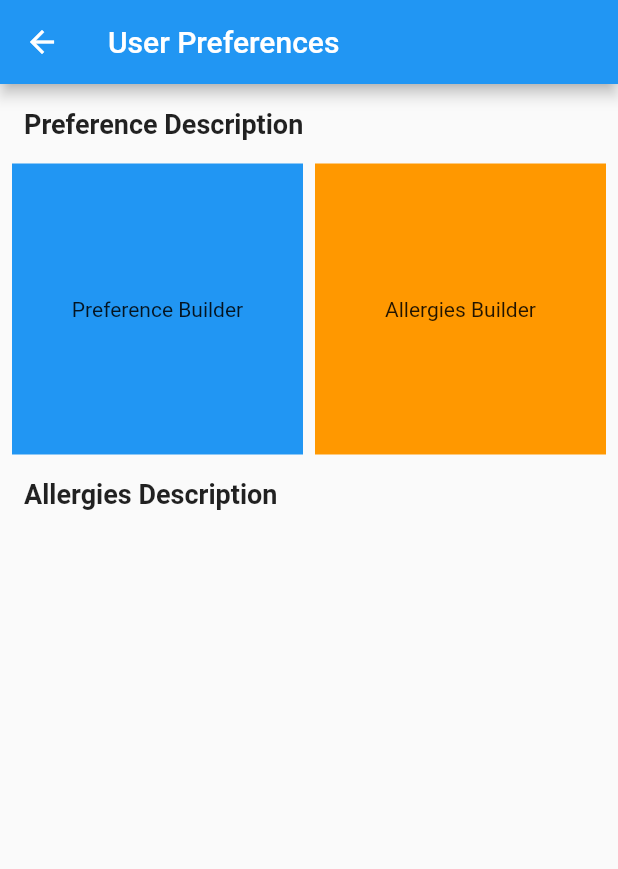
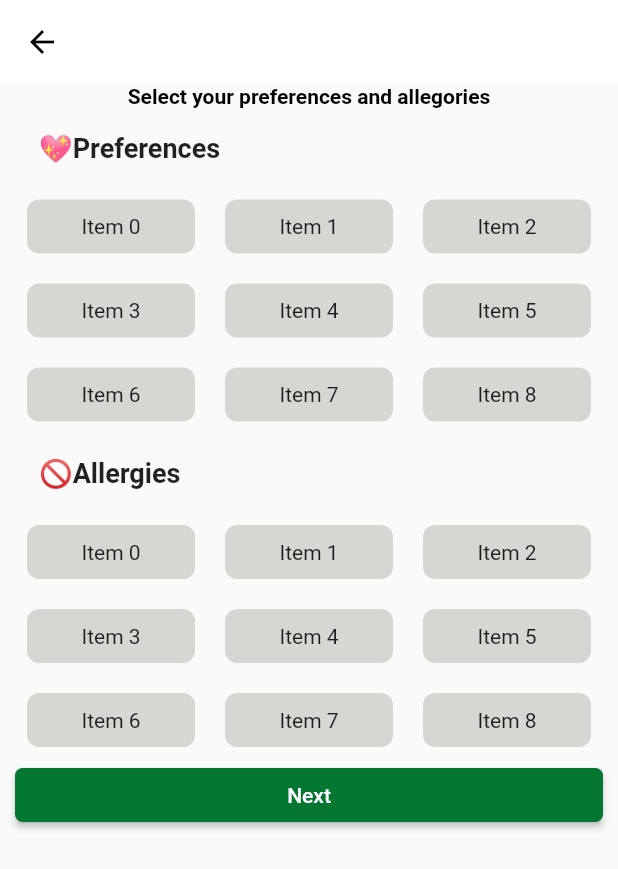
Before and after one commit to AB-GILGAL/FoodIvoire, a Flutter app: the PreferencePage screen opened directly, on a phone screen of 412 x 824 dp. Shown: the top 869 px of the screen. Run offline on Flutter 3.47's test engine with Material 2 defaults, Android fonts, the phone set to English and light mode, and no system bars; our stand-ins replace country_code_picker, readmore, shared_preferences; accounts and stored records are empty.

Commit message:
preferences view

```diff
--- a/lib/presentation/preference.dart
+++ b/lib/presentation/preference.dart
@@ -1,72 +1,111 @@
 import 'package:flutter/material.dart';
+import 'package:flutter_staggered_grid_view/flutter_staggered_grid_view.dart';
+import 'package:provider/provider.dart';
+
+import '../src/feature/language/presentation/provider/lang_provider.dart';
+import '../src/shared/utils/colors.dart';
 
 class PreferencePage extends StatelessWidget {
+  const PreferencePage({super.key});
+
   @override
   Widget build(BuildContext context) {
+    final languageProvider = Provider.of<LanguageProvider>(context);
     return Scaffold(
       appBar: AppBar(
-        title: Text('User Preferences'),
+        backgroundColor: white,
+        foregroundColor: black,
+        elevation: 0,
       ),
-      body: CustomScrollView(
-        slivers: [
-          SliverToBoxAdapter(
-            child: Container(
-              padding: EdgeInsets.all(16),
-              child: Text(
-                'Preference Description',
-                style: TextStyle(fontSize: 18, fontWeight: FontWeight.bold),
+      body: SingleChildScrollView(
+        child: Padding(
+          padding: const EdgeInsets.symmetric(horizontal: 10.0),
+          child: Column(
+            children: [
+              Text(
+                languageProvider.isEnglish
+                    ? 'Select your preferences and allegories'
+                    : 'Sélectionné vos préfences et allegires',
+                style: TextStyle(
+                  color: Colors.black,
+                  fontSize: 14,
+                  fontWeight: FontWeight.w700,
+                ),
+              ),
+              _buildDescription(
+                  "💖${languageProvider.isEnglish ? 'Preferences' : 'Préferences'}"),
+              _buildStaggeredGrid(9), // Preference Builder
+              _buildDescription(
+                  "🚫${languageProvider.isEnglish ? 'Allergies' : 'Allégires'}"),
+              _buildStaggeredGrid(9), // Allergies Builder
+              SizedBox(
+                width: MediaQuery.sizeOf(context).width,
+                child: ElevatedButton(
+                  style: ButtonStyle(
+                    backgroundColor: MaterialStateProperty.all(green),
+                    foregroundColor: MaterialStateProperty.all(Colors.white),
+                    shape: MaterialStateProperty.all(
+                      RoundedRectangleBorder(
+                        borderRadius: BorderRadius.circular(5),
                       ),
                     ),
                   ),
-          SliverPadding(
-            padding: EdgeInsets.symmetric(horizontal: 8),
-            sliver: SliverGrid(
-              gridDelegate: SliverGridDelegateWithFixedCrossAxisCount(
-                crossAxisCount: 2,
-                crossAxisSpacing: 8,
-                mainAxisSpacing: 8,
+                  onPressed: () {},
+                  child: Text(languageProvider.isEnglish ? 'Next' : 'Suivant'),
                 ),
-              delegate: SliverChildListDelegate(
-                [
-                  buildPreferenceBuilder(), // First Builder
-                  buildAllergiesBuilder(), // Second Builder
+              )
             ],
           ),
         ),
       ),
-          SliverToBoxAdapter(
-            child: Container(
-              padding: EdgeInsets.all(16),
+    );
+  }
+
+  Widget _buildDescription(String text) {
+    return Padding(
+      padding: const EdgeInsets.all(16.0),
+      child: Align(
+        alignment: Alignment.centerLeft,
         child: Text(
-                'Allergies Description',
-                style: TextStyle(fontSize: 18, fontWeight: FontWeight.bold),
+          text,
+          style: const TextStyle(
+            fontSize: 18,
+            fontWeight: FontWeight.bold,
           ),
         ),
-          ),
-        ],
       ),
     );
   }
 
-  Widget buildPreferenceBuilder() {
-    // Your code for the first builder (Preference Builder)
-    return Container(
-      color: Colors.blue,
-      height: 150, // Set your preferred height
+  Widget _buildStaggeredGrid(int itemCount) {
+    return StaggeredGridView.countBuilder(
+      shrinkWrap: true,
+      physics: const NeverScrollableScrollPhysics(),
+      // gridDelegate: SliverStaggeredGridDelegateWithFixedCrossAxisCount(
+      crossAxisCount: 3,
+      staggeredTileBuilder: (int index) => const StaggeredTile.fit(1),
+      mainAxisSpacing: 4.0,
+      crossAxisSpacing: 4.0,
+      // ),
+      itemCount: itemCount,
+      itemBuilder: (BuildContext context, int index) {
+        // Build your grid items here
+        return Padding(
+          padding: const EdgeInsets.all(8.0),
+          child: Container(
+            // color: orange,
+            padding: const EdgeInsets.all(10),
+            decoration: ShapeDecoration(
+              color: grey,
+              shape: RoundedRectangleBorder(
+                  borderRadius: BorderRadius.circular(8)),
+            ),
             child: Center(
-        child: Text('Preference Builder'),
+              child: Text('Item $index'), // Example: Text widget as child
+            ),
           ),
         );
-  }
-
-  Widget buildAllergiesBuilder() {
-    // Your code for the second builder (Allergies Builder)
-    return Container(
-      color: Colors.orange,
-      height: 150, // Set your preferred height
-      child: Center(
-        child: Text('Allergies Builder'),
-      ),
+      },
     );
   }
 }
--- a/lib/src/feature/auth/presentation/view/user_info_view.dart
+++ b/lib/src/feature/auth/presentation/view/user_info_view.dart
@@ -86,7 +86,7 @@ class UserInfoView extends StatelessWidget {
             ElevatedButton(
               onPressed: () {
                 Navigator.of(context).push(MaterialPageRoute(
-                  builder: (context) =>  PreferencePage(),
+                  builder: (context) =>  const PreferencePage(),
                 ));
               },
               style: ButtonStyle(
--- a/pubspec.yaml
+++ b/pubspec.yaml
@@ -14,6 +14,7 @@ dependencies:
   country_code_picker: ^3.0.0
   provider: ^5.0.0
   shared_preferences: ^2.0.7
+  flutter_staggered_grid_view: ^0.4.0
 
 dev_dependencies:
   flutter_lints: ^2.0.0
```
Also changed, not shown: pubspec.lock. Lines whose indentation alone changed are shown as unchanged.
